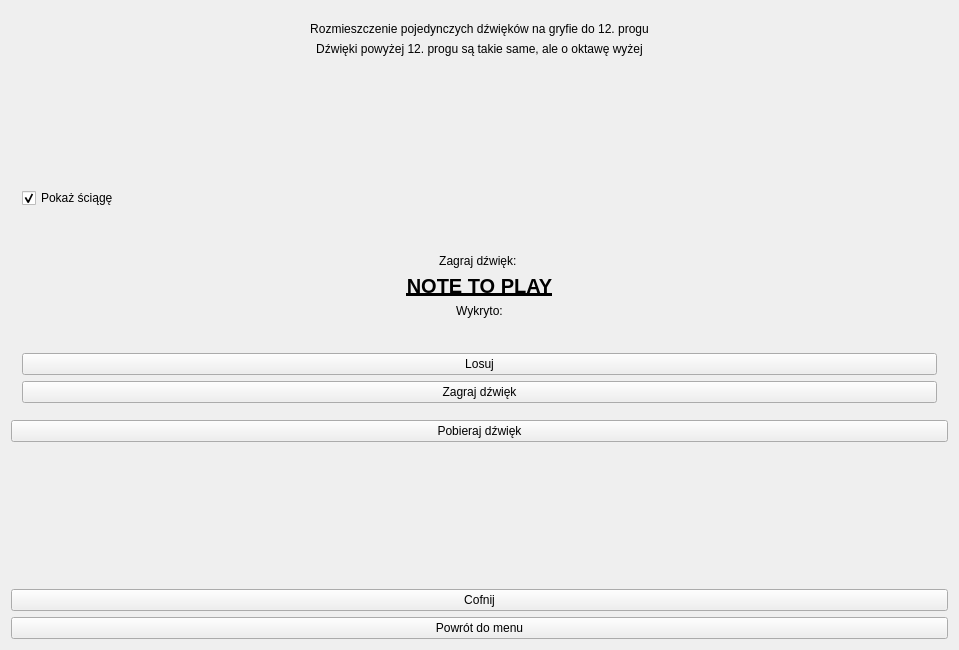
Before: the Qt Designer form mainwindow.ui in december0123/dzwiekspert, drawn with Qt 5.
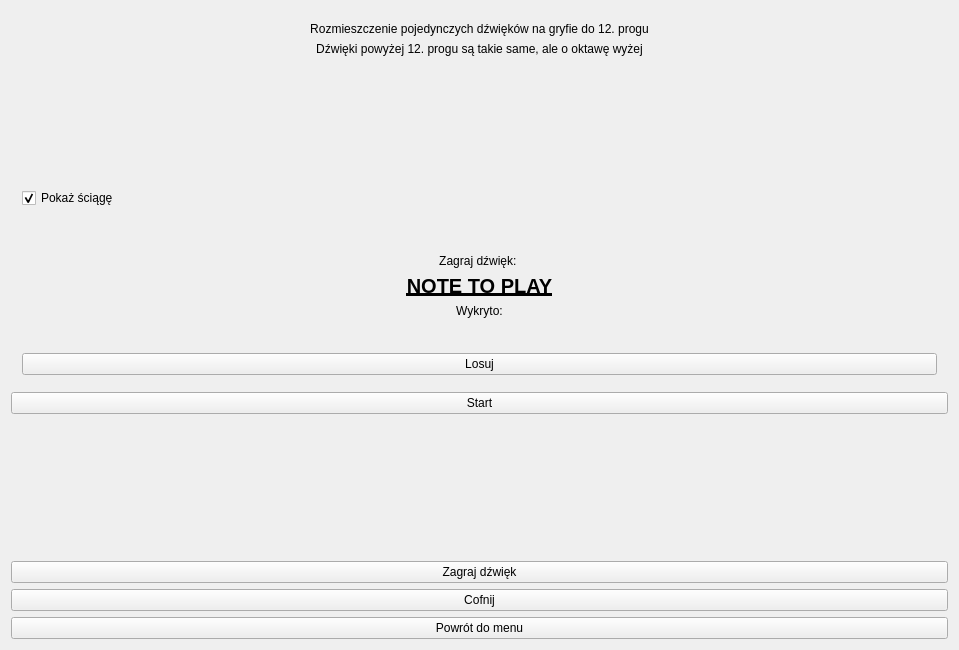
After: the same form once the commit is applied. The open tabs and pages were chosen to show the change. Icons and pictures are not drawn. Custom widgets are drawn as their Qt base class.

Commit message: Generate and play sound

What changed in the file:
```diff
--- a/mainwindow.ui
+++ b/mainwindow.ui
@@ -552,7 +552,7 @@
          </spacer>
         </item>
         <item>
-         <layout class="QVBoxLayout" name="verticalLayout_8" stretch="1,1,5,0,3,0,3,0,0">
+         <layout class="QVBoxLayout" name="verticalLayout_8" stretch="1,1,5,0,3,0,3,0">
           <item>
            <widget class="QLabel" name="label">
             <property name="text">
@@ -641,13 +641,6 @@
             </property>
            </widget>
           </item>
-          <item>
-           <widget class="QPushButton" name="playSound">
-            <property name="text">
-             <string>Zagraj dźwięk</string>
-            </property>
-           </widget>
-          </item>
           <item>
            <spacer name="verticalSpacer_11">
             <property name="orientation">
@@ -801,7 +794,7 @@
        <bool>true</bool>
       </property>
       <property name="text">
-       <string>Pobieraj dźwięk</string>
+       <string>Start</string>
       </property>
       <property name="checkable">
        <bool>true</bool>
@@ -821,6 +814,13 @@
       </property>
      </spacer>
     </item>
+    <item>
+     <widget class="QPushButton" name="playSound">
+      <property name="text">
+       <string>Zagraj dźwięk</string>
+      </property>
+     </widget>
+    </item>
     <item>
      <widget class="QPushButton" name="backToTheory">
       <property name="text">
```
Left out of the diff: 2 changed lines with no effect on the pictures. The commit also changes 2 other files.
